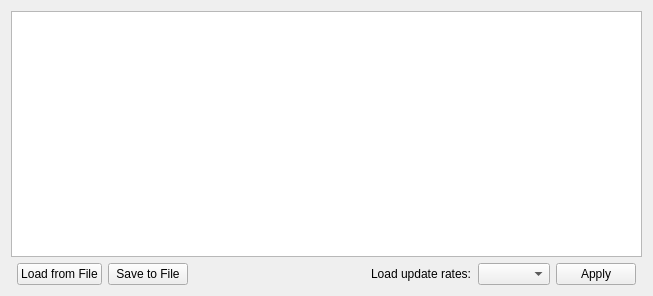
First picture: the form in ground/gcs/src/plugins/telemetryscheduler/telemetryscheduler.ui, repository TauLabs/TauLabs, before the edit.
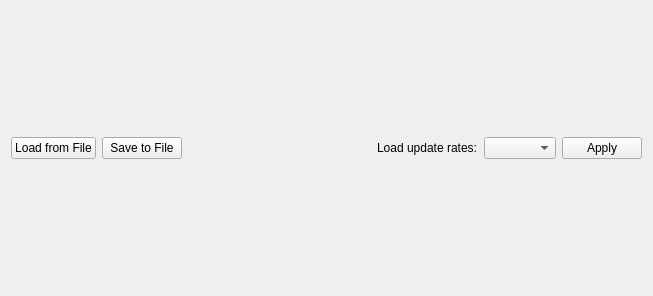
Second picture: the form after the edit.

Commit message: Added copy/paste functionality.

What changed in the file:
```diff
--- a/ground/gcs/src/plugins/telemetryscheduler/telemetryscheduler.ui
+++ b/ground/gcs/src/plugins/telemetryscheduler/telemetryscheduler.ui
@@ -20,41 +20,24 @@
    <string>Form</string>
   </property>
   <layout class="QGridLayout" name="gridLayout">
-   <item row="0" column="0" colspan="8">
-    <widget class="QTableView" name="waypoints">
-     <property name="alternatingRowColors">
-      <bool>true</bool>
-     </property>
-     <attribute name="horizontalHeaderCascadingSectionResizes">
-      <bool>false</bool>
-     </attribute>
-    </widget>
-   </item>
-   <item row="1" column="2">
+   <item row="0" column="1">
     <widget class="QPushButton" name="bnSaveTelemetryToFile">
      <property name="text">
       <string>Save to File</string>
      </property>
     </widget>
    </item>
-   <item row="1" column="6">
-    <widget class="QPushButton" name="bnApplySchedule">
+   <item row="0" column="3">
+    <widget class="QLabel" name="label">
      <property name="text">
-      <string>Apply</string>
+      <string>Load update rates:</string>
      </property>
     </widget>
    </item>
-   <item row="1" column="1">
-    <widget class="QPushButton" name="bnLoadTelemetryFromFile">
-     <property name="text">
-      <string>Load from File</string>
-     </property>
-    </widget>
-   </item>
-   <item row="1" column="5">
+   <item row="0" column="4">
     <widget class="QComboBox" name="cmbScheduleList"/>
    </item>
-   <item row="1" column="3">
+   <item row="0" column="2">
     <spacer name="horizontalSpacer">
      <property name="orientation">
       <enum>Qt::Horizontal</enum>
@@ -67,10 +50,17 @@
      </property>
     </spacer>
    </item>
-   <item row="1" column="4">
-    <widget class="QLabel" name="label">
+   <item row="0" column="5">
+    <widget class="QPushButton" name="bnApplySchedule">
      <property name="text">
-      <string>Load update rates:</string>
+      <string>Apply</string>
+     </property>
+    </widget>
+   </item>
+   <item row="0" column="0">
+    <widget class="QPushButton" name="bnLoadTelemetryFromFile">
+     <property name="text">
+      <string>Load from File</string>
      </property>
     </widget>
    </item>
```
The commit also changes 2 other files.
